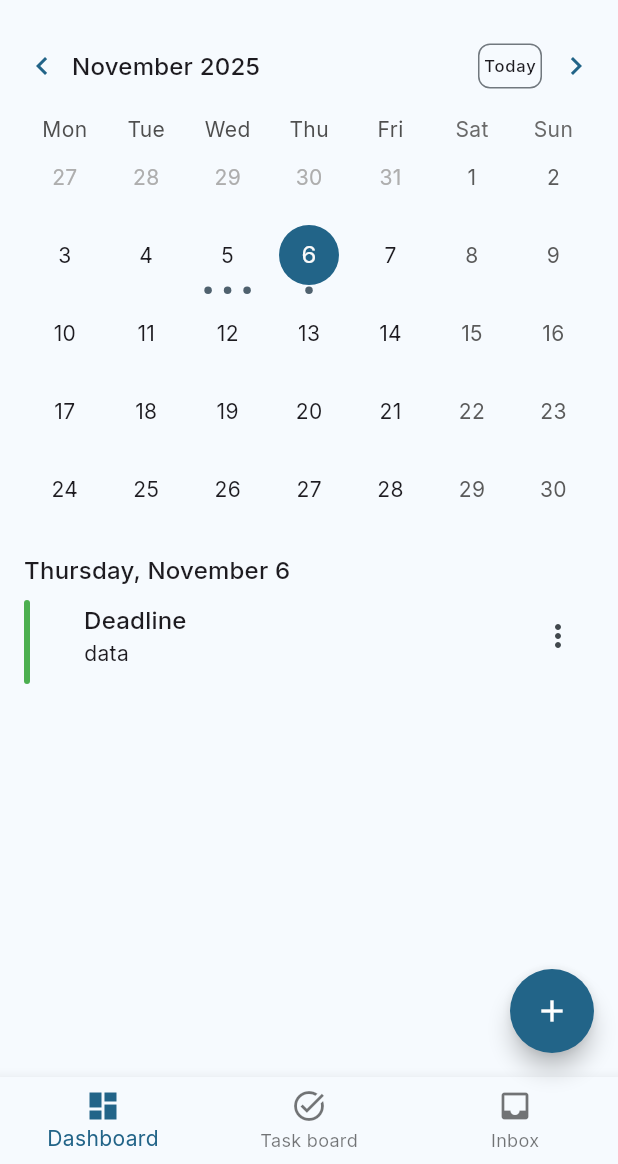
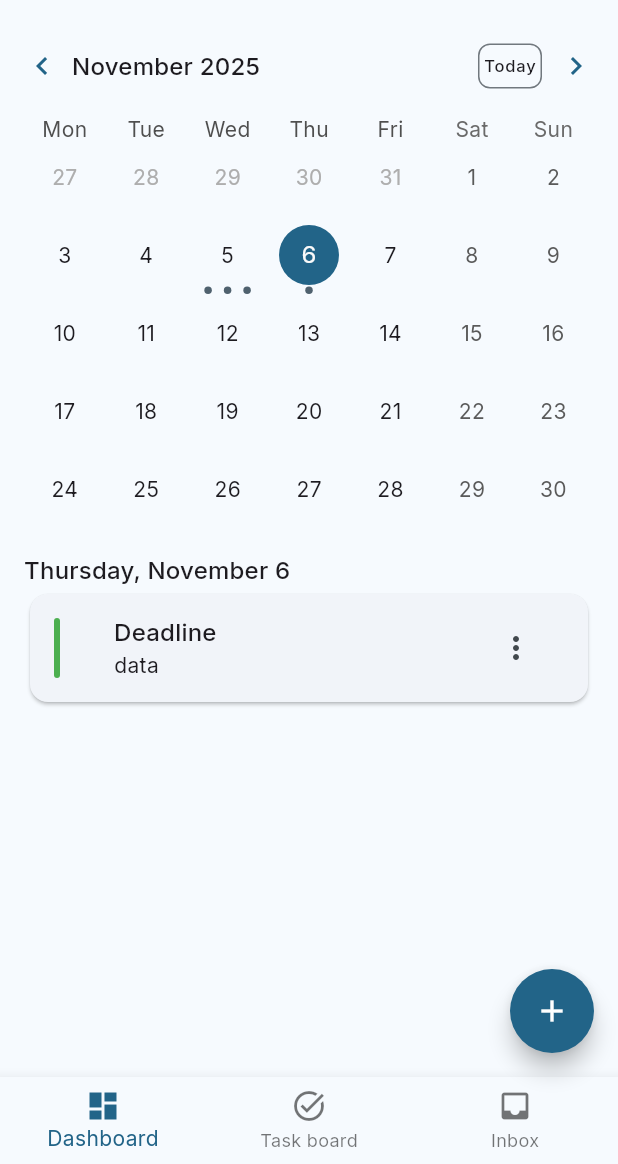
Before and after one commit to michaelnjuguna/hrm-employee-portal, a Flutter app: the screen it shows after launch, on a phone screen of 412 x 824 dp, the part 72-1236 px from its top. Run offline on Flutter 3.47's test engine with Material 3 defaults, Android fonts, the phone set to English and light mode, and no system bars; drawn by our look-alikes of table_calendar; our stand-ins replace flutter_riverpod, go_router, google_fonts, jiffy, package_info_plus, share_plus.

Commit message:
feat: events cards

```diff
--- a/lib/features/dashboard/presentation/widgets/event_card.dart
+++ b/lib/features/dashboard/presentation/widgets/event_card.dart
@@ -20,9 +20,8 @@ class _EventCardState extends State<EventCard> {
       itemCount: widget.events.length,
       itemBuilder: (context, index) {
         final event = widget.events[index];
-        return ListTile(
-          isThreeLine: true,
-          contentPadding: EdgeInsets.zero,
+        return Card(
+          child: ListTile(
             title: Text(event.title, style: textScheme.titleMedium),
             subtitle: Text(
               event.description ?? '',
@@ -37,7 +36,7 @@ class _EventCardState extends State<EventCard> {
               ),
               padding: EdgeInsets.symmetric(vertical: 2),
               width: 4,
-            height: double.infinity,
+              height: 40,
             ),
 
             trailing: IconButton(
@@ -54,6 +53,7 @@ class _EventCardState extends State<EventCard> {
               },
               icon: Icon(Icons.more_vert),
             ),
+          ),
         );
       },
     );
```
Lines whose indentation alone changed are shown as unchanged.
